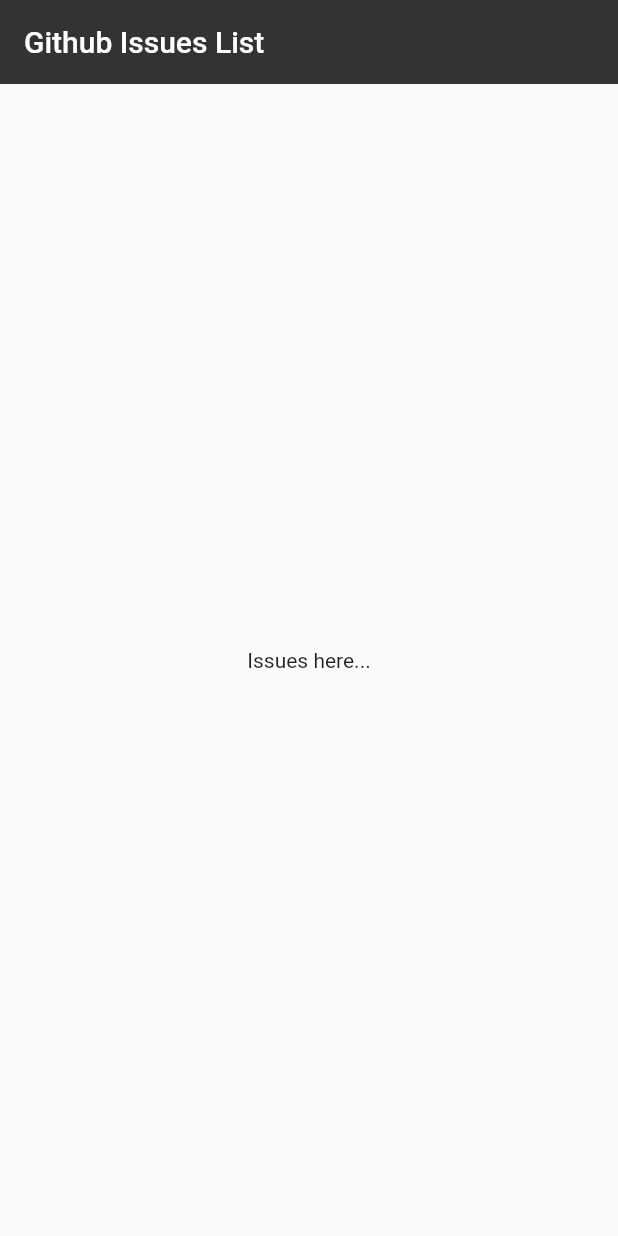
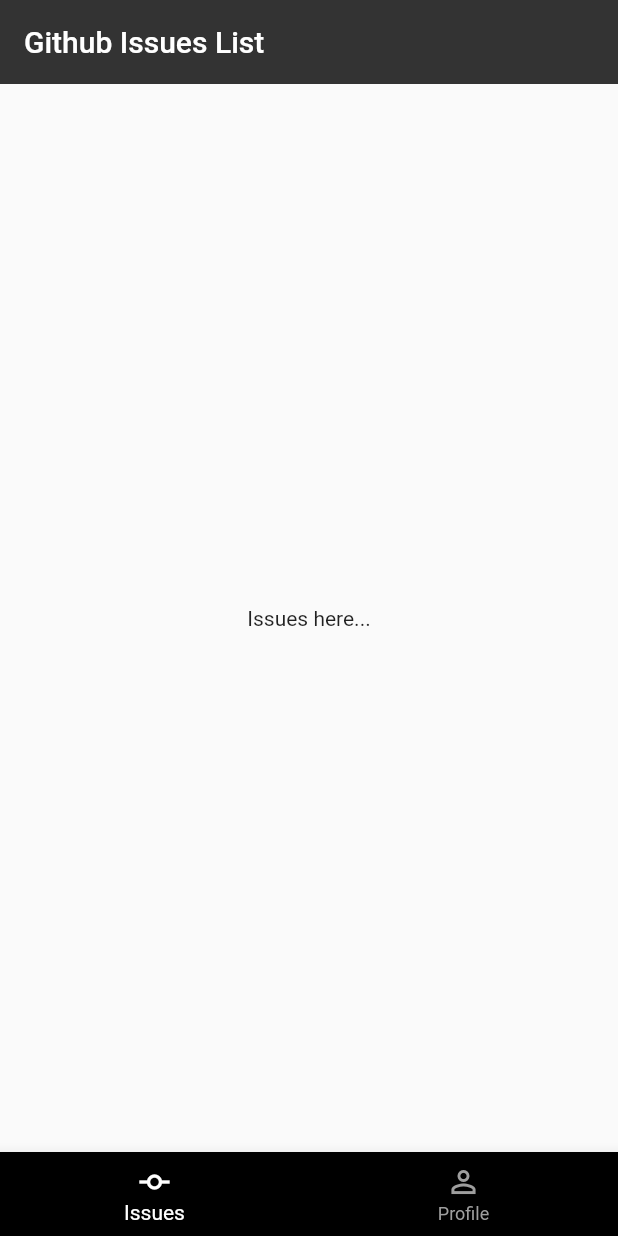
Before and after one commit to Shakshor/github_issues_tracker_app, a Flutter app: the screen it shows after launch, on a phone screen of 412 x 824 dp. Run offline on Flutter 3.47's test engine with Material 3 defaults, Android fonts, the phone set to English and light mode, and no system bars.

```diff
--- a/lib/main.dart
+++ b/lib/main.dart
@@ -1,5 +1,5 @@
 import 'package:flutter/material.dart';
-import 'package:github_issue_tracker_app/view/github_issues/issues_list_screen.dart';
+import 'package:github_issue_tracker_app/view/home/home_screen.dart';
 
 void main() {
   runApp(const MyApp());
@@ -12,13 +12,13 @@ class MyApp extends StatelessWidget {
   @override
   Widget build(BuildContext context) {
     return MaterialApp(
-      title: 'Flutter Demo',
+      title: 'Issue Tracker',
       debugShowCheckedModeBanner: false,
       theme: ThemeData(
         colorScheme: ColorScheme.fromSeed(seedColor: Colors.blue),
         useMaterial3: false,
       ),
-      home: const IssuesListScreen(),
+      home: const HomeScreen(),
     );
   }
 }
--- a/lib/view/github_issues/issues_list_screen.dart
+++ b/lib/view/github_issues/issues_list_screen.dart
@@ -8,11 +8,12 @@ class IssuesListScreen extends StatefulWidget {
 }
 
 class _IssuesListScreenState extends State<IssuesListScreen> {
+
   @override
   Widget build(BuildContext context) {
     return Scaffold(
       appBar: AppBar(
-        title: Text('Github Issues List'),
+        title: const Text('Github Issues List'),
         backgroundColor: Color(0xff333333),
         elevation: 0,
       ),
--- /dev/null
+++ b/lib/view/home/home_screen.dart
@@ -0,0 +1,87 @@
+import 'package:flutter/material.dart';
+import 'package:github_issue_tracker_app/view/github_issues/issues_list_screen.dart';
+import 'package:github_issue_tracker_app/view/profile/user_profile_screen.dart';
+
+class HomeScreen extends StatefulWidget {
+  const HomeScreen({super.key});
+
+  @override
+  State<HomeScreen> createState() => _HomeScreenState();
+}
+
+class _HomeScreenState extends State<HomeScreen> {
+  // state
+  int _currentIndex = 0;
+
+  // pages
+  final List<Widget> pages = const [
+    IssuesListScreen(),
+    UserProfileScreen(),
+  ];
+
+  // handle tap function
+  void handleTapEvent (int index) {
+    setState(() {
+      _currentIndex = index;
+    });
+  }
+
+  @override
+  Widget build(BuildContext context) {
+    return Scaffold(
+      // appBar: AppBar(
+      //   title: const Text('Home Screen'),
+      //   backgroundColor: Color(0xff333333),
+      //   elevation: 0,
+      // ),
+
+      // preserving previous state
+        body: IndexedStack(
+          index: _currentIndex,
+          children: pages,
+        ),
+
+      bottomNavigationBar: _buildBottomNavigationBar(),
+    );
+  }
+
+  // bottom_bar_method
+  BottomNavigationBar _buildBottomNavigationBar() {
+    return BottomNavigationBar(
+      type: BottomNavigationBarType.fixed,
+      backgroundColor: Colors.black,
+      // backgroundColor: Color(0xff333333),
+      currentIndex: _currentIndex,
+      selectedItemColor: Colors.white,
+      unselectedItemColor: Colors.grey,
+      showSelectedLabels: true,
+      showUnselectedLabels: true,
+
+      // onTap event for navigate page
+      onTap: handleTapEvent,
+
+      items: const <BottomNavigationBarItem>[
+        // issues
+        BottomNavigationBarItem(
+            icon: Icon(
+              Icons.commit_outlined
+            ),
+            activeIcon: Icon(
+              Icons.commit,
+            ),
+            label: 'Issues'
+        ),
+        // profile
+        BottomNavigationBarItem(
+            icon: Icon(
+                Icons.person_outline,
+            ),
+            activeIcon: Icon(
+              Icons.person,
+            ),
+            label: 'Profile'
+        ),
+      ],
+    );
+  }
+}
```
Also changed, not shown: lib/view/profile/user_profile_screen.dart (added, +35 -0 lines).
